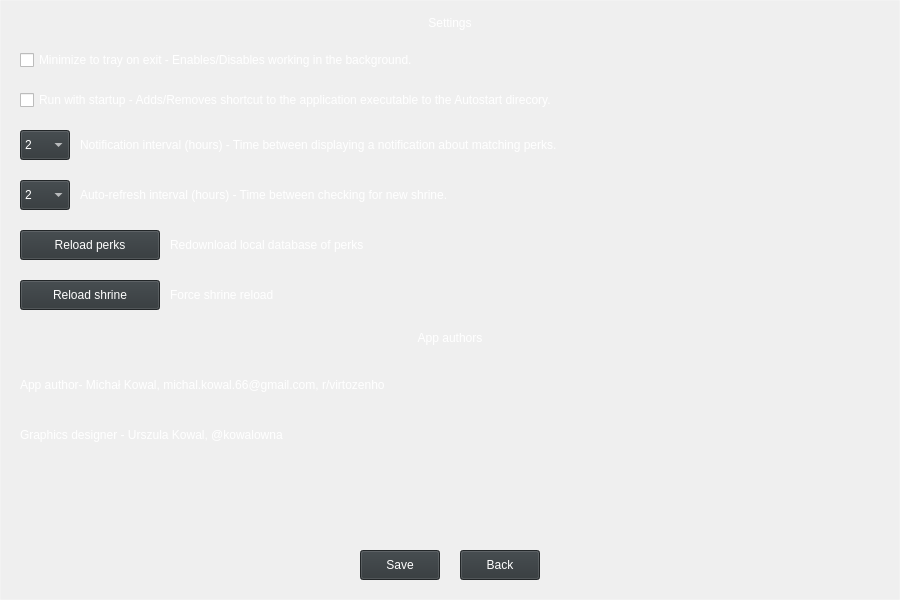
This is app/designer/sc_ui.ui in michalkowal66/ShrineChecker as Qt 5 draws it before an edit. The edited form follows.
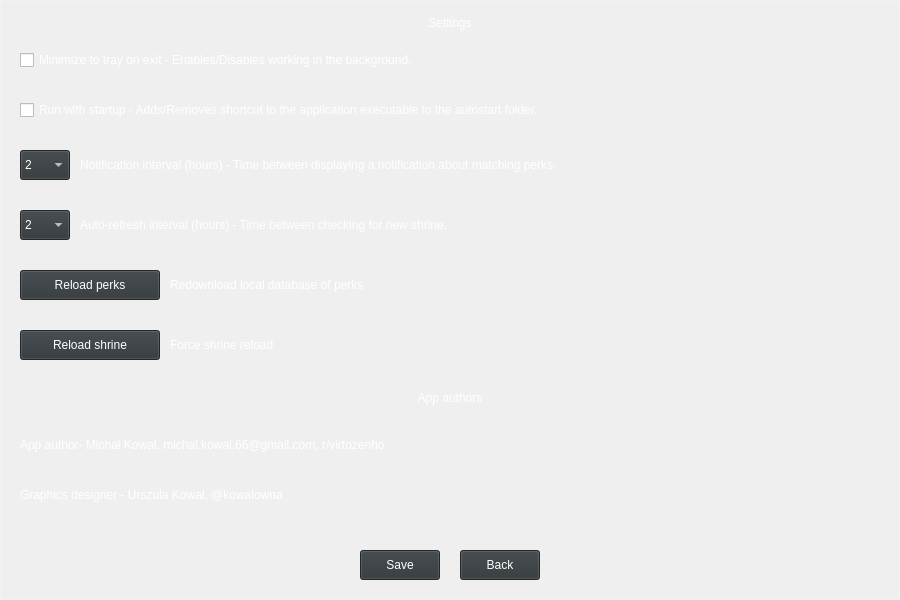
This is the edited form. The open tabs and pages were chosen to show the change. Icons and pictures are not drawn.

```diff
--- a/app/designer/sc_ui.ui
+++ b/app/designer/sc_ui.ui
@@ -977,13 +977,13 @@
       <property name="geometry">
        <rect>
         <x>20</x>
-        <y>80</y>
-        <width>600</width>
+        <y>90</y>
+        <width>870</width>
         <height>40</height>
        </rect>
       </property>
       <property name="text">
-       <string>Run with startup - Adds/Removes shortcut to the application executable to the Autostart direcory.</string>
+       <string>Run with startup - Adds/Removes shortcut to the application executable to the autostart folder.</string>
       </property>
       <property name="checked">
        <bool>false</bool>
@@ -993,7 +993,7 @@
       <property name="geometry">
        <rect>
         <x>170</x>
-        <y>220</y>
+        <y>260</y>
         <width>600</width>
         <height>50</height>
        </rect>
@@ -1012,7 +1012,7 @@
       <property name="geometry">
        <rect>
         <x>20</x>
-        <y>280</y>
+        <y>330</y>
         <width>140</width>
         <height>30</height>
        </rect>
@@ -1048,7 +1048,7 @@
        <rect>
         <x>20</x>
         <y>40</y>
-        <width>600</width>
+        <width>800</width>
         <height>40</height>
        </rect>
       </property>
@@ -1092,7 +1092,7 @@
       <property name="geometry">
        <rect>
         <x>20</x>
-        <y>130</y>
+        <y>150</y>
         <width>50</width>
         <height>30</height>
        </rect>
@@ -1138,7 +1138,7 @@
       <property name="geometry">
        <rect>
         <x>170</x>
-        <y>270</y>
+        <y>320</y>
         <width>600</width>
         <height>50</height>
        </rect>
@@ -1157,7 +1157,7 @@
       <property name="geometry">
        <rect>
         <x>20</x>
-        <y>230</y>
+        <y>270</y>
         <width>140</width>
         <height>30</height>
        </rect>
@@ -1173,7 +1173,7 @@
       <property name="geometry">
        <rect>
         <x>20</x>
-        <y>180</y>
+        <y>210</y>
         <width>50</width>
         <height>30</height>
        </rect>
@@ -1206,8 +1206,8 @@
       <property name="geometry">
        <rect>
         <x>80</x>
-        <y>120</y>
-        <width>600</width>
+        <y>140</y>
+        <width>800</width>
         <height>50</height>
        </rect>
       </property>
@@ -1225,8 +1225,8 @@
       <property name="geometry">
        <rect>
         <x>80</x>
-        <y>170</y>
-        <width>600</width>
+        <y>200</y>
+        <width>800</width>
         <height>50</height>
        </rect>
       </property>
@@ -1244,7 +1244,7 @@
       <property name="geometry">
        <rect>
         <x>290</x>
-        <y>320</y>
+        <y>380</y>
         <width>320</width>
         <height>35</height>
        </rect>
@@ -1260,8 +1260,8 @@
       <property name="geometry">
        <rect>
         <x>20</x>
-        <y>360</y>
-        <width>600</width>
+        <y>420</y>
+        <width>800</width>
         <height>50</height>
        </rect>
       </property>
@@ -1279,8 +1279,8 @@
       <property name="geometry">
        <rect>
         <x>20</x>
-        <y>410</y>
-        <width>600</width>
+        <y>470</y>
+        <width>800</width>
         <height>50</height>
        </rect>
       </property>
```
Left out of the diff: 38 changed lines with no effect on the pictures.
